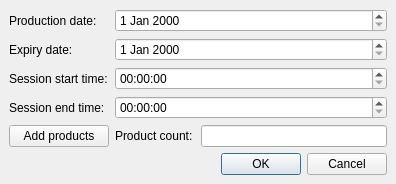
Old version of the form OrmasAdmin/OrmasAdmin/CreateProdnDlg.ui in the repository Dalerjon/TheOrmasProejct.
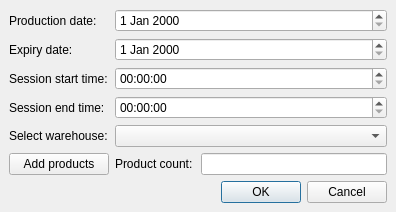
New version of the form.

```diff
--- a/OrmasAdmin/OrmasAdmin/CreateProdnDlg.ui
+++ b/OrmasAdmin/OrmasAdmin/CreateProdnDlg.ui
@@ -7,7 +7,7 @@
     <x>0</x>
     <y>0</y>
     <width>396</width>
-    <height>176</height>
+    <height>202</height>
    </rect>
   </property>
   <property name="windowTitle">
@@ -32,7 +32,16 @@
    <property name="bottomMargin">
     <number>9</number>
    </property>
-   <item row="4" column="2">
+   <item row="2" column="1" colspan="2">
+    <widget class="QTimeEdit" name="sesStartTimeEdit"/>
+   </item>
+   <item row="1" column="1" colspan="2">
+    <widget class="QDateEdit" name="expiryDateEdit"/>
+   </item>
+   <item row="0" column="1" colspan="2">
+    <widget class="QDateEdit" name="prdDateEdit"/>
+   </item>
+   <item row="6" column="2">
     <widget class="QLineEdit" name="prodCountEdit">
      <property name="readOnly">
       <bool>true</bool>
@@ -52,7 +61,7 @@
      </property>
     </widget>
    </item>
-   <item row="5" column="0" colspan="3">
+   <item row="7" column="0" colspan="3">
     <layout class="QHBoxLayout" name="horizontalLayout">
      <item>
       <spacer name="horizontalSpacer">
@@ -97,7 +106,7 @@
      </property>
     </widget>
    </item>
-   <item row="4" column="0">
+   <item row="6" column="0">
     <widget class="QPushButton" name="addProdBtn">
      <property name="text">
       <string>Add products</string>
@@ -111,7 +120,7 @@
      </property>
     </widget>
    </item>
-   <item row="4" column="1">
+   <item row="6" column="1">
     <widget class="QLabel" name="prodCountLb">
      <property name="minimumSize">
       <size>
@@ -127,14 +136,15 @@
    <item row="3" column="1" colspan="2">
     <widget class="QTimeEdit" name="sesEndTimeEdit"/>
    </item>
-   <item row="2" column="1" colspan="2">
-    <widget class="QTimeEdit" name="sesStartTimeEdit"/>
+   <item row="5" column="0">
+    <widget class="QLabel" name="warehouseLb">
+     <property name="text">
+      <string>Select warehouse:</string>
+     </property>
+    </widget>
    </item>
-   <item row="0" column="1" colspan="2">
-    <widget class="QDateEdit" name="prdDateEdit"/>
-   </item>
-   <item row="1" column="1" colspan="2">
-    <widget class="QDateEdit" name="expiryDateEdit"/>
+   <item row="5" column="1" colspan="2">
+    <widget class="QComboBox" name="warehouseCmb"/>
    </item>
   </layout>
  </widget>
```
